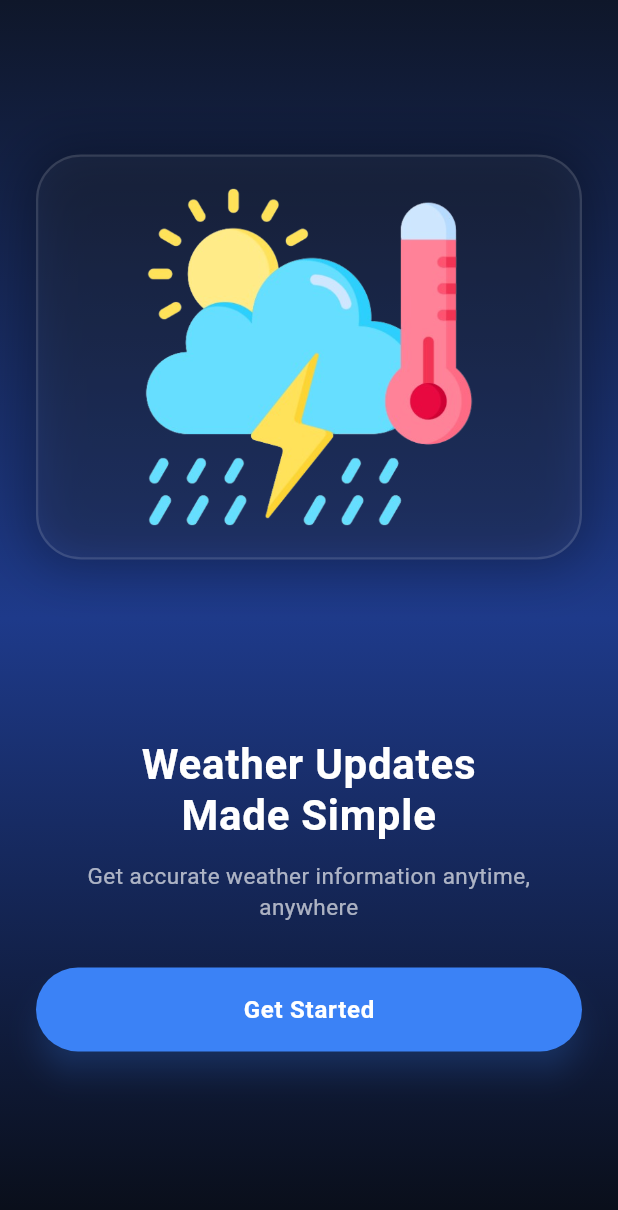
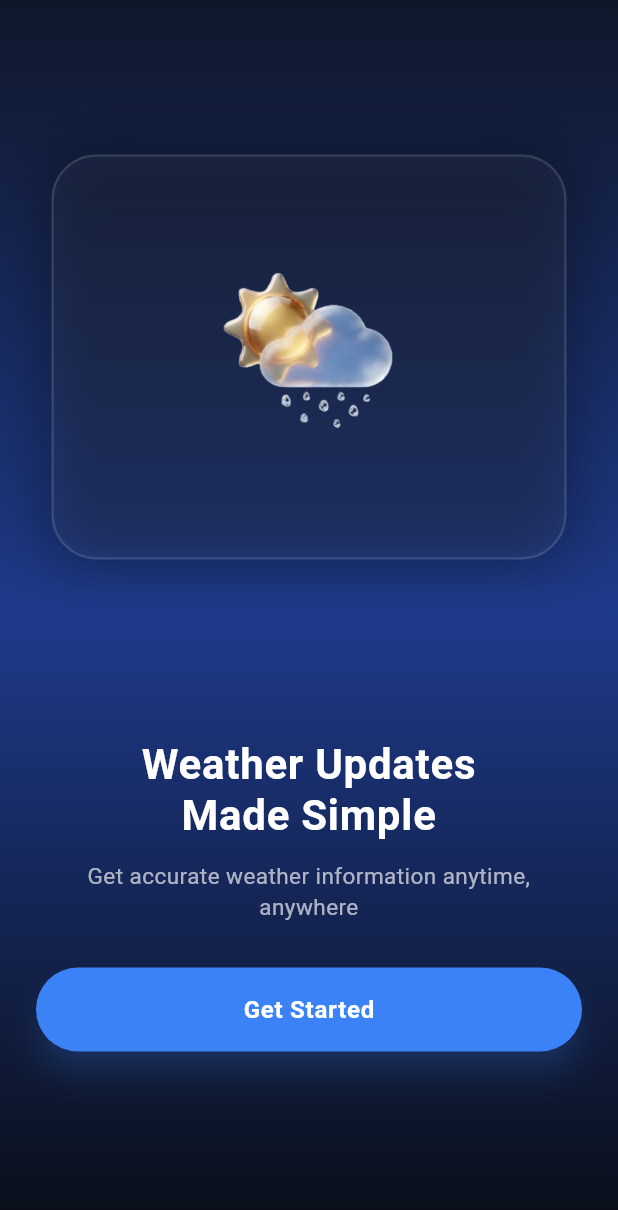
Before and after one commit to HamzaAli689/weather-App, a Flutter app: the screen it shows after launch, on a phone screen of 412 x 824 dp. Shown: the top 1210 px of the screen. Run offline on Flutter 3.47's test engine with Material 3 defaults, Android fonts, the phone set to English and light mode, and no system bars; our stand-ins replace gap, get, get_storage; Roboto replaces fonts that are missing (SF Pro Display).

Commit message:
update the onboarding screen

```diff
--- a/sky_ora/lib/onboarding/view.dart
+++ b/sky_ora/lib/onboarding/view.dart
@@ -1,7 +1,6 @@
 import 'package:flutter/material.dart';
 import 'package:gap/gap.dart';
 import 'package:get/get.dart';
-
 import 'logic.dart';
 
 class OnboardingPage extends StatelessWidget {
@@ -34,7 +33,7 @@ class OnboardingPage extends StatelessWidget {
               children: [
                 // Glassmorphic Card Container for 3D Illustration
                 Container(
-                  width: double.infinity,
+                  width: MediaQuery.of(context).size.width /1.2,
                   height: 270,
                   decoration: BoxDecoration(
                     color: Colors.white.withOpacity(0.04),
@@ -56,7 +55,7 @@ class OnboardingPage extends StatelessWidget {
                     child: Padding(
                       padding: const EdgeInsets.all(20.0),
                       child: Image.asset(
-                        'Assets/images/2.png', // Apni 3D image ka path dein
+                        'Assets/images/4.png', // Apni 3D image ka path dein
                         fit: BoxFit.contain,
                       ),
                     ),
```
